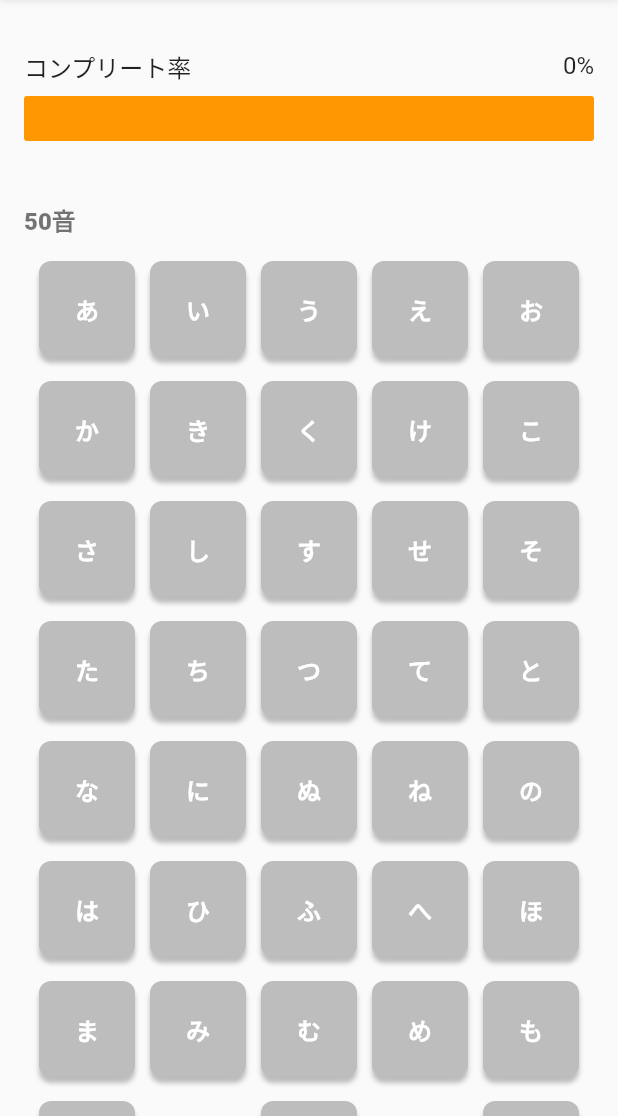
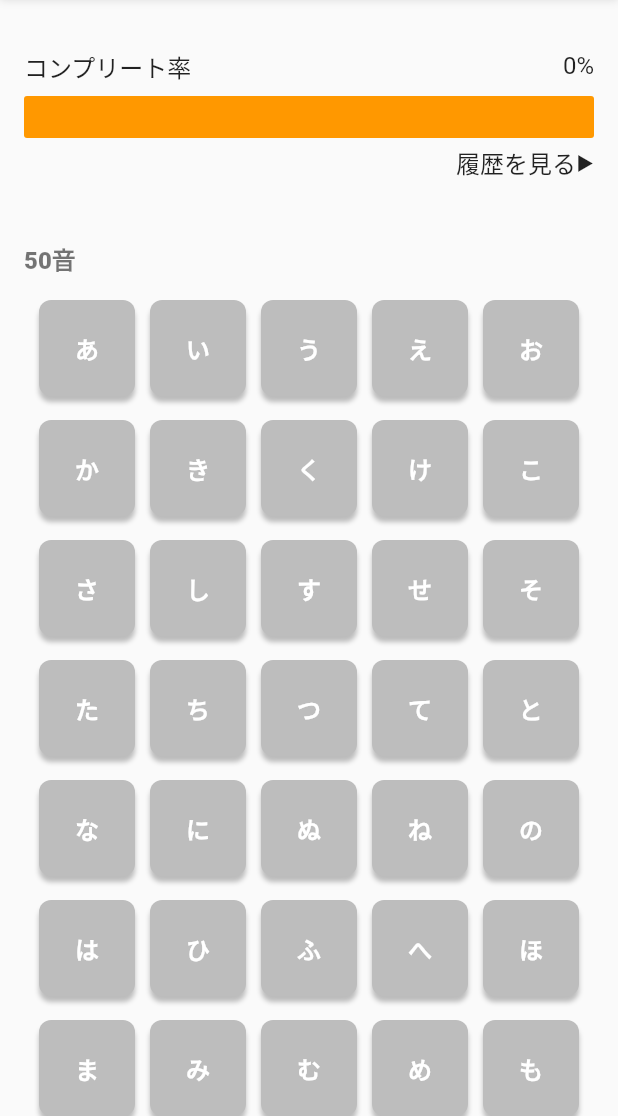
Before and after one commit to batacon/uchugo_collection, a Flutter app: the screen it shows after launch, on a phone screen of 412 x 824 dp, the part 120-1236 px from its top. Run offline on Flutter 3.47's test engine with Material 2 defaults, Android fonts, the light colour scheme and no system bars; our stand-ins replace flutter_riverpod, flutter_svg, freezed_annotation, shared_preferences.

Commit message:
コンプリート率の表示を修正

```diff
--- a/lib/components/completion_rate_section.dart
+++ b/lib/components/completion_rate_section.dart
@@ -1,5 +1,6 @@
 import 'package:flutter/material.dart';
 import 'package:flutter_riverpod/flutter_riverpod.dart';
+import 'package:uchugo_collection/pages/history_page.dart';
 import 'package:uchugo_collection/providers/checked_kana_chars_provider.dart';
 
 class CompletionRateSection extends ConsumerWidget {
@@ -10,7 +11,13 @@ class CompletionRateSection extends ConsumerWidget {
     ref.watch(checkedKanaCharsProvider);
     final completionRate = ref.watch(checkedKanaCharsProvider.notifier).completionRate;
     final completionRateInPercent = ref.watch(checkedKanaCharsProvider.notifier).completionRateInPercent;
-    return Column(
+    return InkWell(
+      onTap: () {
+        Navigator.of(context).push(
+          MaterialPageRoute(builder: (context) => const HistoryPage()),
+        );
+      },
+      child: Column(
         children: [
           Row(
             mainAxisAlignment: MainAxisAlignment.spaceBetween,
@@ -20,7 +27,25 @@ class CompletionRateSection extends ConsumerWidget {
             ],
           ),
           const SizedBox(height: 8),
-        TweenAnimationBuilder(
+          _buildCompletionRateBar(completionRate),
+          const SizedBox(height: 4),
+          Align(
+            alignment: Alignment.centerRight,
+            child: Row(
+              mainAxisSize: MainAxisSize.min,
+              children: const [
+                Text('履歴を見る︎'),
+                Text('▶︎', style: TextStyle(fontSize: 12)),
+              ],
+            ),
+          )
+        ],
+      ),
+    );
+  }
+
+  Widget _buildCompletionRateBar(double completionRate) {
+    return TweenAnimationBuilder(
       tween: Tween<double>(begin: 0, end: completionRate),
       duration: const Duration(milliseconds: 250),
       builder: (context, double value, _) {
@@ -29,13 +54,11 @@ class CompletionRateSection extends ConsumerWidget {
           child: LinearProgressIndicator(
             backgroundColor: Colors.orange,
             valueColor: const AlwaysStoppedAnimation<Color>(Colors.blue),
-                minHeight: 30,
+            minHeight: 28,
             value: value,
           ),
         );
       },
-        ),
-      ],
     );
   }
 }
```
Lines whose indentation alone changed are shown as unchanged.
